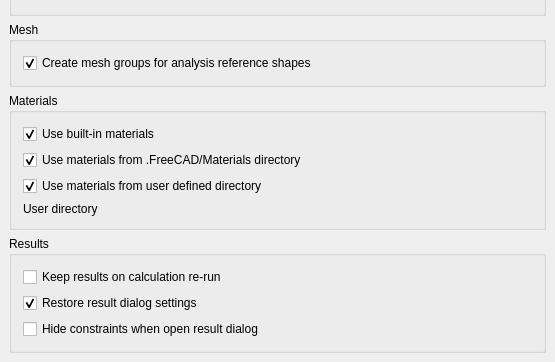
Above: src/Mod/Fem/Gui/DlgSettingsFemGeneral.ui from berndhahnebach/All_FreeCAD before the change; both pictures show x 0 to 555 and y 300 to 662 of the 555 by 662 pixel window. Below: the same form after it.
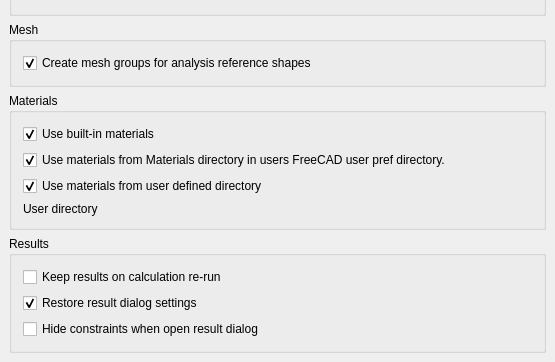
That is the form after the change. Custom widgets are drawn as their Qt base class.

Commit message: FEM: pref general, make string multi os compatible

```diff
--- a/src/Mod/Fem/Gui/DlgSettingsFemGeneral.ui
+++ b/src/Mod/Fem/Gui/DlgSettingsFemGeneral.ui
@@ -368,7 +368,7 @@
           <item>
            <widget class="Gui::PrefCheckBox" name="cb_use_mat_from_config_dir">
             <property name="text">
-             <string>Use materials from .FreeCAD/Materials directory</string>
+             <string>Use materials from Materials directory in users FreeCAD user pref directory.</string>
             </property>
             <property name="checked">
              <bool>true</bool>
```
